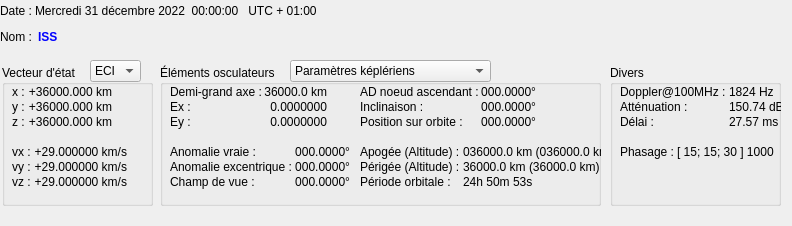
First picture: the form in src/interface/onglets/osculateurs/osculateurs.ui, repository mconsidine/previsat_archive, before the edit.
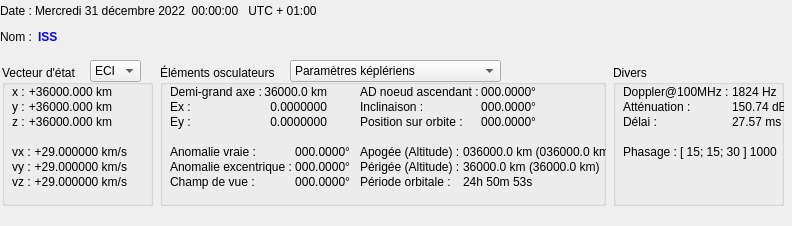
Second picture: the form after the edit.

What changed in the file:
```diff
--- a/src/interface/onglets/osculateurs/osculateurs.ui
+++ b/src/interface/onglets/osculateurs/osculateurs.ui
@@ -513,7 +513,7 @@
     <rect>
      <x>290</x>
      <y>60</y>
-     <width>201</width>
+     <width>211</width>
      <height>22</height>
     </rect>
    </property>
@@ -552,7 +552,7 @@
     <rect>
      <x>160</x>
      <y>65</y>
-     <width>441</width>
+     <width>446</width>
      <height>141</height>
     </rect>
    </property>
@@ -1514,7 +1514,7 @@
   <widget class="QGroupBox" name="grpSignal">
    <property name="geometry">
     <rect>
-     <x>610</x>
+     <x>613</x>
      <y>65</y>
      <width>171</width>
      <height>141</height>
```
Left out of the diff: 4 changed lines with no effect on the pictures.
